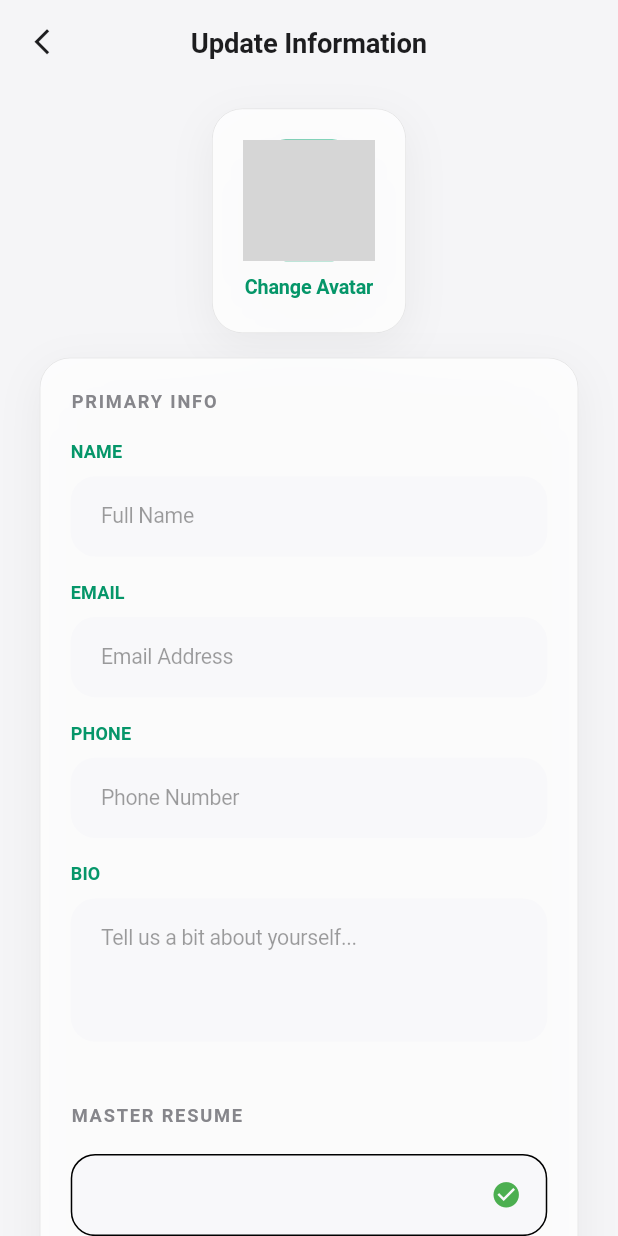
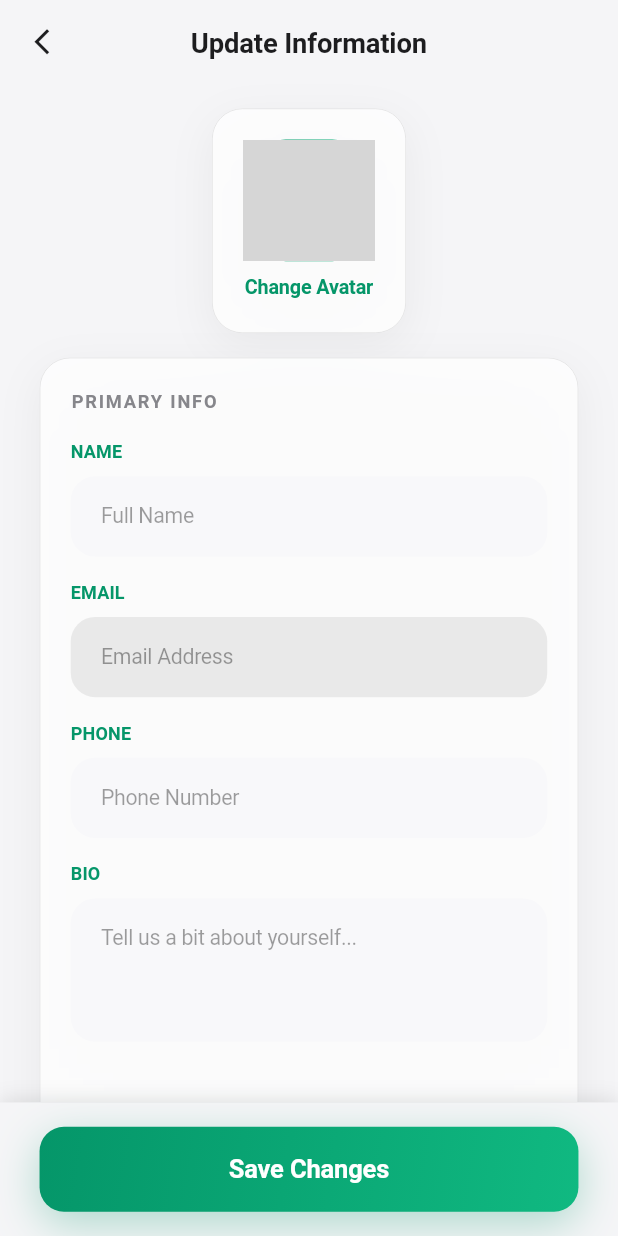
Before and after one commit to vani-jayakumar/prepflow-ai-flutter, a Flutter app: the EditProfileScreen screen opened by its route, on a phone screen of 412 x 824 dp. Run offline on Flutter 3.47's test engine with Material 3 defaults, Android fonts, the light colour scheme and no system bars; our stand-ins replace cloud_firestore, file_picker, firebase_auth, firebase_core, firebase_storage, flutter_riverpod and 8 more; accounts and stored records are empty; generated files the repository leaves out were written again; network calls fail; grey boxes are pictures that could not be loaded.

Commit message:
Updated profile page

```diff
--- a/lib/core/services/ai_service.dart
+++ b/lib/core/services/ai_service.dart
@@ -1,4 +1,3 @@
-import 'dart:convert';
 import 'package:google_generative_ai/google_generative_ai.dart';
 import 'package:riverpod_annotation/riverpod_annotation.dart';
 
--- a/lib/features/settings/view/screens/edit_profile_screen.dart
+++ b/lib/features/settings/view/screens/edit_profile_screen.dart
@@ -5,6 +5,7 @@ import 'package:flutter_screenutil/flutter_screenutil.dart';
 import 'package:go_router/go_router.dart';
 import 'package:image_picker/image_picker.dart';
 import 'package:file_picker/file_picker.dart';
+import 'package:firebase_auth/firebase_auth.dart';
 import 'package:prepflow_ai/core/theme/app_colors.dart';
 import 'package:prepflow_ai/shared/widgets/app_button.dart';
 import 'package:prepflow_ai/shared/widgets/app_glass_card.dart';
@@ -37,11 +38,14 @@ class _EditProfileScreenState extends ConsumerState<EditProfileScreen> {
     // Initialize with current data
     WidgetsBinding.instance.addPostFrameCallback((_) {
       final user = ref.read(profileNotifierProvider).user;
+      final authEmail = FirebaseAuth.instance.currentUser?.email;
       if (user != null) {
         _nameController.text = user.displayName ?? '';
-        _emailController.text = user.email;
+        _emailController.text = authEmail ?? user.email;
         _phoneController.text = user.phoneNumber ?? '';
         _bioController.text = user.bio ?? '';
+      } else if (authEmail != null) {
+        _emailController.text = authEmail;
       }
     });
   }
@@ -59,7 +63,9 @@ class _EditProfileScreenState extends ConsumerState<EditProfileScreen> {
     final picker = ImagePicker();
     final image = await picker.pickImage(source: ImageSource.gallery);
     if (image != null) {
-      await ref.read(profileNotifierProvider.notifier).uploadAvatar(File(image.path));
+      await ref
+          .read(profileNotifierProvider.notifier)
+          .uploadAvatar(File(image.path));
     }
   }
 
@@ -70,7 +76,9 @@ class _EditProfileScreenState extends ConsumerState<EditProfileScreen> {
     );
 
     if (result != null && result.files.single.path != null) {
-      await ref.read(profileNotifierProvider.notifier).uploadResume(File(result.files.single.path!));
+      await ref
+          .read(profileNotifierProvider.notifier)
+          .uploadResume(File(result.files.single.path!));
     }
   }
 
@@ -100,7 +108,10 @@ class _EditProfileScreenState extends ConsumerState<EditProfileScreen> {
         backgroundColor: Colors.transparent,
         elevation: 0,
       ),
-      body: Stack(
+      body: Column(
+        children: [
+          Expanded(
+            child: Stack(
               children: [
                 SingleChildScrollView(
                   padding: EdgeInsets.symmetric(horizontal: 24.w),
@@ -111,7 +122,9 @@ class _EditProfileScreenState extends ConsumerState<EditProfileScreen> {
                         child: Column(
                           children: [
                             GestureDetector(
-                        onTap: state.isUploadingAvatar ? null : _pickImage,
+                              onTap: state.isUploadingAvatar
+                                  ? null
+                                  : _pickImage,
                               child: Container(
                                 width: 80.w,
                                 height: 80.h,
@@ -131,11 +144,18 @@ class _EditProfileScreenState extends ConsumerState<EditProfileScreen> {
                                       : null,
                                 ),
                                 child: state.isUploadingAvatar
-                              ? const Center(child: CircularProgressIndicator(color: Colors.white))
+                                    ? const Center(
+                                        child: CircularProgressIndicator(
+                                          color: Colors.white,
+                                        ),
+                                      )
                                     : user?.photoUrl == null
                                     ? Center(
                                         child: Text(
-                                        user?.displayName?.substring(0, 1).toUpperCase() ?? 'U',
+                                          user?.displayName
+                                                  ?.substring(0, 1)
+                                                  .toUpperCase() ??
+                                              'U',
                                           style: TextStyle(
                                             fontSize: 24.sp,
                                             fontWeight: FontWeight.w800,
@@ -148,9 +168,13 @@ class _EditProfileScreenState extends ConsumerState<EditProfileScreen> {
                             ),
                             AppSpacing.vSM,
                             GestureDetector(
-                        onTap: state.isUploadingAvatar ? null : _pickImage,
+                              onTap: state.isUploadingAvatar
+                                  ? null
+                                  : _pickImage,
                               child: Text(
-                          state.isUploadingAvatar ? 'Uploading...' : 'Change Avatar',
+                                state.isUploadingAvatar
+                                    ? 'Uploading...'
+                                    : 'Change Avatar',
                                 style: TextStyle(
                                   color: AppColors.accentPrimary,
                                   fontWeight: FontWeight.w600,
@@ -184,7 +208,7 @@ class _EditProfileScreenState extends ConsumerState<EditProfileScreen> {
                               hintText: 'Email Address',
                               controller: _emailController,
                               labelText: 'Email',
-                        keyboardType: TextInputType.emailAddress,
+                              enabled: false,
                             ),
                             AppTextField(
                               hintText: 'Phone Number',
@@ -215,14 +239,18 @@ class _EditProfileScreenState extends ConsumerState<EditProfileScreen> {
                                 decoration: BoxDecoration(
                                   color: Theme.of(context).colorScheme.surface,
                                   borderRadius: BorderRadius.circular(16.r),
-                            border: Border.all(color: Theme.of(context).dividerColor),
+                                  border: Border.all(
+                                    color: Theme.of(context).dividerColor,
+                                  ),
                                 ),
                                 child: Row(
-                            mainAxisAlignment: MainAxisAlignment.spaceBetween,
+                                  mainAxisAlignment:
+                                      MainAxisAlignment.spaceBetween,
                                   children: [
                                     Expanded(
                                       child: Text(
-                                  user?.masterResumeFileName ?? 'Master_Resume.pdf',
+                                        user?.masterResumeFileName ??
+                                            'Master_Resume.pdf',
                                         style: TextStyle(
                                           fontSize: 14.sp,
                                           fontWeight: FontWeight.w600,
@@ -230,7 +258,11 @@ class _EditProfileScreenState extends ConsumerState<EditProfileScreen> {
                                         overflow: TextOverflow.ellipsis,
                                       ),
                                     ),
-                              Icon(Icons.check_circle, color: Colors.green, size: 20.r),
+                                    Icon(
+                                      Icons.check_circle,
+                                      color: Colors.green,
+                                      size: 20.r,
+                                    ),
                                   ],
                                 ),
                               ),
@@ -244,40 +276,69 @@ class _EditProfileScreenState extends ConsumerState<EditProfileScreen> {
                                   : 'Update Master Resume',
                               isSecondary: true,
                               isLoading: state.isUploadingResume,
-                        onPressed: state.isUploadingResume ? null : _pickResume,
+                              onPressed: state.isUploadingResume
+                                  ? null
+                                  : _pickResume,
                             ),
                           ],
                         ),
                       ),
-
-                AppButton(
-                  text: state.isLoading ? 'Saving...' : 'Save Changes',
-                  isLoading: state.isLoading,
-                  onPressed: state.isLoading
-                      ? null
-                      : () async {
-                          await ref.read(profileNotifierProvider.notifier).updateProfile(
-                                displayName: _nameController.text,
-                                bio: _bioController.text,
-                                phoneNumber: _phoneController.text,
-                              );
-                          if (context.mounted) {
-                            AppToast.showSuccess(context, 'Profile updated successfully!');
-                            context.pop();
-                          }
-                        },
-                ),
-                SizedBox(height: 40.h),
+                      SizedBox(height: 24.h),
                     ],
                   ),
                 ),
-          if (state.isLoading || state.isUploadingAvatar || state.isUploadingResume)
+                if (state.isLoading ||
+                    state.isUploadingAvatar ||
+                    state.isUploadingResume)
                   Container(
                     color: Colors.black26,
                     child: const Center(child: CircularProgressIndicator()),
                   ),
               ],
             ),
+          ),
+          Container(
+            padding: EdgeInsets.fromLTRB(
+              24.w,
+              16.h,
+              24.w,
+              MediaQuery.of(context).padding.bottom + 16.h,
+            ),
+            decoration: BoxDecoration(
+              color: Theme.of(context).scaffoldBackgroundColor,
+              boxShadow: [
+                BoxShadow(
+                  color: Colors.black.withValues(alpha: 0.1),
+                  blurRadius: 10,
+                  offset: const Offset(0, -2),
+                ),
+              ],
+            ),
+            child: AppButton(
+              text: state.isLoading ? 'Saving...' : 'Save Changes',
+              isLoading: state.isLoading,
+              onPressed: state.isLoading
+                  ? null
+                  : () async {
+                      await ref
+                          .read(profileNotifierProvider.notifier)
+                          .updateProfile(
+                            displayName: _nameController.text,
+                            bio: _bioController.text,
+                            phoneNumber: _phoneController.text,
+                          );
+                      if (context.mounted) {
+                        AppToast.showSuccess(
+                          context,
+                          'Profile updated successfully!',
+                        );
+                        context.pop();
+                      }
+                    },
+            ),
+          ),
+        ],
+      ),
     );
   }
 }
--- a/lib/features/settings/view/widgets/user_avatar.dart
+++ b/lib/features/settings/view/widgets/user_avatar.dart
@@ -9,9 +9,7 @@ class UserAvatar extends StatelessWidget {
 
   @override
   Widget build(BuildContext context) {
-    return Transform.rotate(
-      angle: 0.08,
-      child: Container(
+    return Container(
       width: size.w,
       height: size.w,
       decoration: BoxDecoration(
@@ -30,7 +28,6 @@ class UserAvatar extends StatelessWidget {
           ),
         ),
       ),
-      ),
     );
   }
 }
--- a/lib/shared/widgets/app_text_field.dart
+++ b/lib/shared/widgets/app_text_field.dart
@@ -12,6 +12,7 @@ class AppTextField extends StatelessWidget {
   final Widget? prefixIcon;
   final Widget? suffixIcon;
   final ValueChanged<String>? onChanged;
+  final bool enabled;
 
   const AppTextField({
     super.key,
@@ -24,6 +25,7 @@ class AppTextField extends StatelessWidget {
     this.prefixIcon,
     this.suffixIcon,
     this.onChanged,
+    this.enabled = true,
   });
 
   @override
@@ -49,11 +51,14 @@ class AppTextField extends StatelessWidget {
           maxLines: maxLines,
           style: TextStyle(fontSize: 14.sp),
           onChanged: onChanged,
+          enabled: enabled,
           decoration: InputDecoration(
             hintText: hintText,
             hintStyle: TextStyle(color: Theme.of(context).disabledColor),
             filled: true,
-            fillColor: Theme.of(context).colorScheme.surface,
+            fillColor: enabled
+                ? Theme.of(context).colorScheme.surface
+                : Theme.of(context).disabledColor.withValues(alpha: 0.07),
             contentPadding: EdgeInsets.all(16.r),
             prefixIcon: prefixIcon,
             suffixIcon: suffixIcon,
@@ -72,6 +77,10 @@ class AppTextField extends StatelessWidget {
                 width: 1.5.w,
               ),
             ),
+            disabledBorder: OutlineInputBorder(
+              borderRadius: BorderRadius.circular(16.r),
+              borderSide: BorderSide.none,
+            ),
           ),
         ),
         SizedBox(height: 16.h),
```
Also changed, not shown: lib/features/mock_interview/view/screens/mock_question_preview_screen.dart (+21 -70 lines), lib/features/settings/notifier/profile_notifier.dart (+30 -9 lines), lib/features/settings/view/screens/settings_screen.dart (+17 -2 lines). Lines whose indentation alone changed are shown as unchanged.
